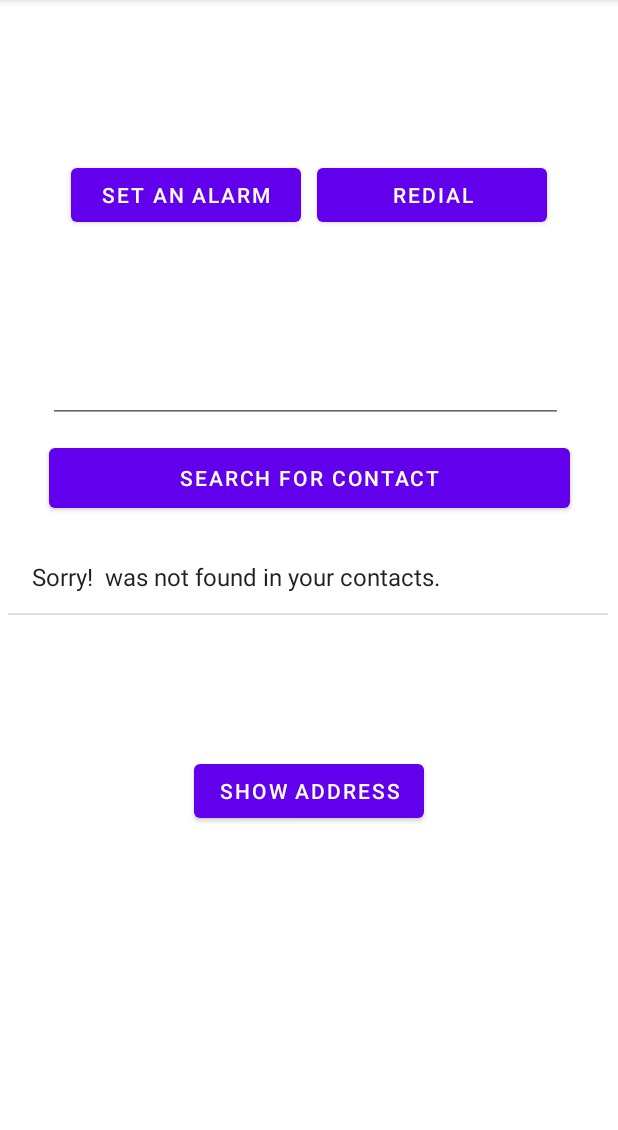
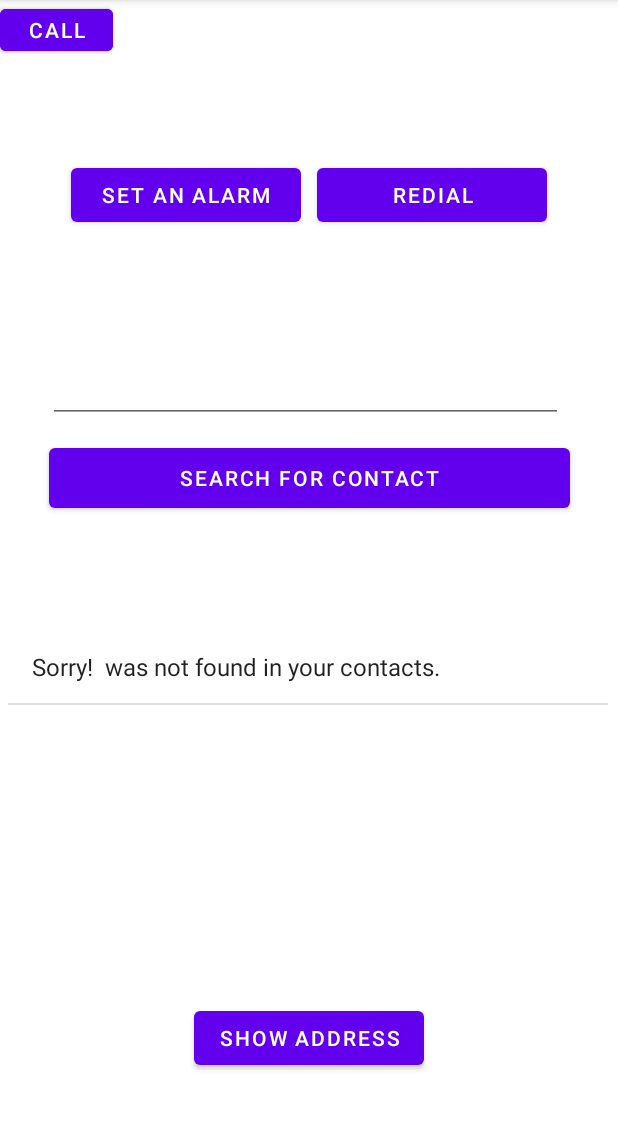
Before and after one commit to gpeppel/common-tasks-lite, an Android app: the screen it shows after launch (MainActivity), after a tap on "REDIAL", on a phone screen of 412 x 824 dp, the part 84-1214 px from its top. Run offline under Robolectric (Android 15) with nearby library versions, the phone set to English and light mode, and no system bars; 1 other tap on this screen came first.

Commit message:
Add call and sms button to UI

```diff
--- a/app/src/main/AndroidManifest.xml
+++ b/app/src/main/AndroidManifest.xml
@@ -15,7 +15,8 @@
             android:theme="@style/Theme.CommonTasksLite">
         <activity
                 android:name=".MainActivity"
-                android:exported="true">
+                android:exported="true"
+                android:windowSoftInputMode="adjustPan">
             <intent-filter>
                 <action android:name="android.intent.action.MAIN" />
 
--- a/app/src/main/java/com/example/commontaskslite/MainActivity.java
+++ b/app/src/main/java/com/example/commontaskslite/MainActivity.java
@@ -40,6 +40,8 @@ public class MainActivity extends AppCompatActivity {
     TextView phoneNumber;
     Button buttonStartSetDialog;
     Button contactsButton;
+    Button smsButton;
+    Button callContact;
     EditText mEdit;
     TextView textAlarmPrompt;
     TimePickerDialog timePickerDialog;
@@ -53,13 +55,15 @@ public class MainActivity extends AppCompatActivity {
         super.onCreate(savedInstanceState);
         setContentView(R.layout.activity_main);
 
+        lstNames = (ListView) findViewById(R.id.lstnames);
         mEdit = (EditText) findViewById(R.id.edit_text);
         contactsButton = (Button) findViewById(R.id.contact_button);
+        smsButton = (Button) findViewById(R.id.sms_button);
+        callContact = (Button) findViewById(R.id.call_contact_button);
         contactsButton.setOnClickListener(new OnClickListener() {
             @Override
             public void onClick(View v) {
                 String name = mEdit.getText().toString();
-                lstNames = (ListView) findViewById(R.id.lstnames);
                 getContact(name);
             }
         });
--- a/app/src/main/res/layout/activity_main.xml
+++ b/app/src/main/res/layout/activity_main.xml
@@ -7,6 +7,14 @@
         tools:context=".MainActivity"
         android:focusableInTouchMode="true">
 
+
+    <Button
+            android:text="text"
+            android:layout_width="75dp"
+            android:layout_height="40dp"
+            android:id="@+id/sms_button"
+            tools:layout_editor_absoluteY="358dp"
+            tools:layout_editor_absoluteX="330dp" />
 
     <Button
             android:text="Set an Alarm"
@@ -80,7 +88,7 @@
             app:layout_constraintBottom_toBottomOf="parent"
             app:layout_constraintEnd_toEndOf="parent"
             app:layout_constraintStart_toStartOf="parent"
-            app:layout_constraintVertical_bias="0.699" />
+            app:layout_constraintVertical_bias="0.928" />
 
     <ListView
             android:layout_width="400dp"
@@ -88,7 +96,7 @@
             android:id="@+id/lstnames"
             app:layout_constraintTop_toTopOf="parent"
             app:layout_constraintBottom_toBottomOf="parent"
-            app:layout_constraintVertical_bias="0.54"
+            app:layout_constraintVertical_bias="0.63"
             app:layout_constraintStart_toStartOf="parent"
             app:layout_constraintEnd_toEndOf="parent"
             app:layout_constraintHorizontal_bias="0.454" />
@@ -104,4 +112,12 @@
             app:layout_constraintStart_toStartOf="parent"
             app:layout_constraintHorizontal_bias="0.498" />
 
+    <Button
+            android:text="call"
+            android:layout_width="75dp"
+            android:layout_height="40dp"
+            android:id="@+id/call_contact_button"
+            tools:layout_editor_absoluteY="358dp"
+            tools:layout_editor_absoluteX="255dp" />
+
 </androidx.constraintlayout.widget.ConstraintLayout>
```
